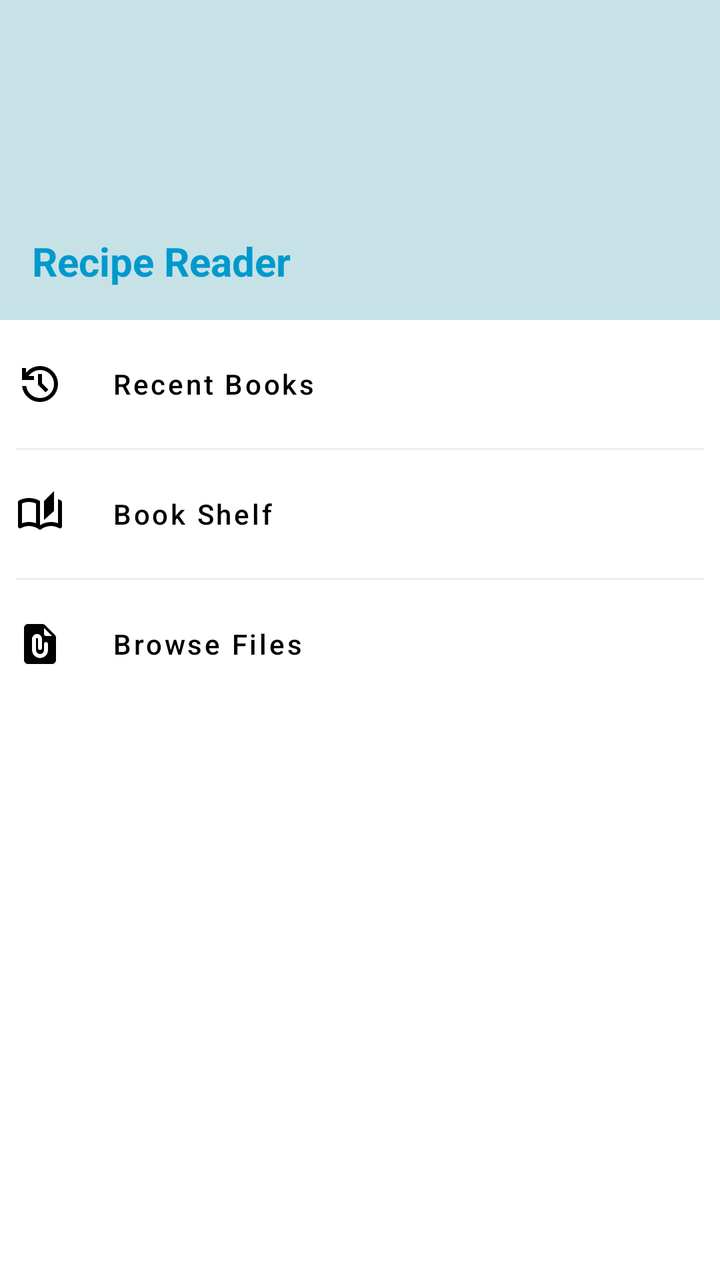
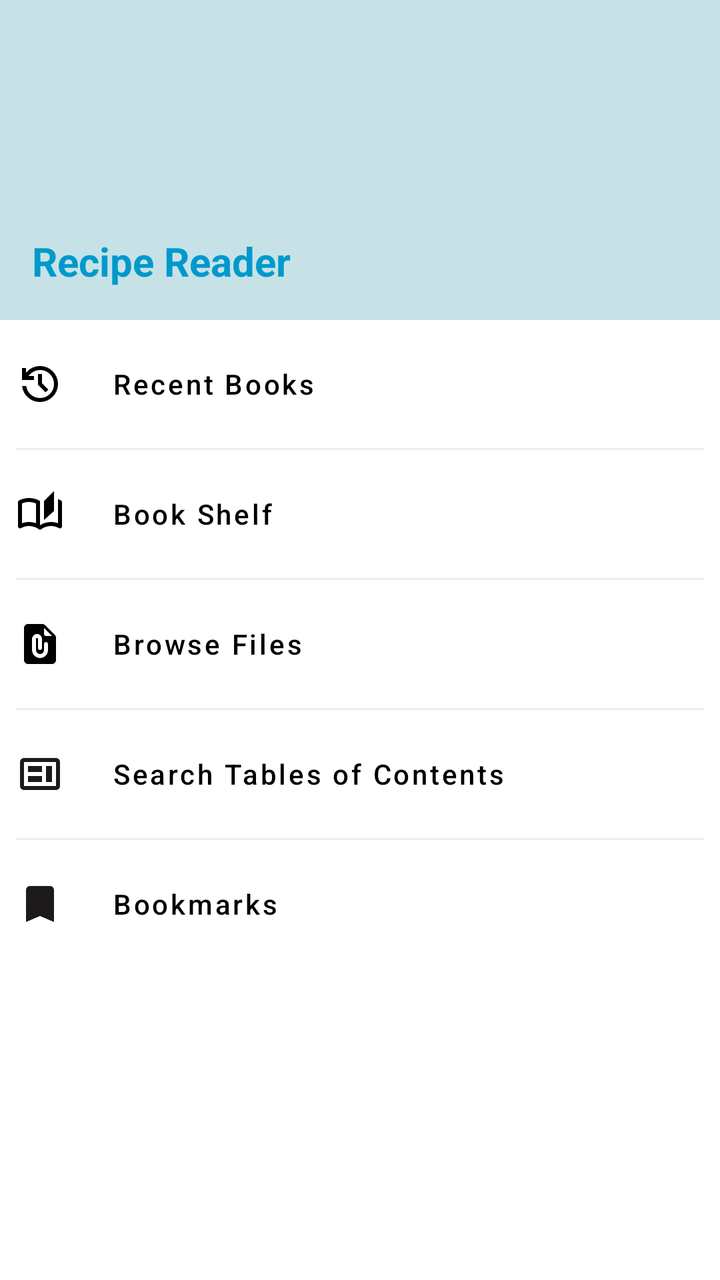

Two renders of the same Android screen: before a commit and after it. Below are the layout's source before the change and the commit's diff.
<!-- AndroidManifest.xml: application theme Theme.RecipeBookReader -->
<!-- res/layout/fragment_control.xml -->
<?xml version="1.0" encoding="utf-8"?>
<androidx.constraintlayout.widget.ConstraintLayout xmlns:android="http://schemas.android.com/apk/res/android"
    xmlns:app="http://schemas.android.com/apk/res-auto"
    xmlns:tools="http://schemas.android.com/tools"
    android:layout_width="match_parent"
    android:layout_height="match_parent"
    android:background="@android:color/white">

    <View
        android:id="@+id/headerBackground"
        android:layout_width="match_parent"
        android:layout_height="160dp"
        android:background="@color/pastel_blue"
        app:layout_constraintTop_toTopOf="parent" />

    <TextView
        android:id="@+id/drawerTitle"
        android:layout_width="wrap_content"
        android:layout_height="wrap_content"
        android:layout_marginStart="16dp"
        android:layout_marginBottom="16dp"
        android:text="@string/recipe_reader"
        android:textColor="@android:color/holo_blue_dark"
        android:textSize="20sp"
        android:textStyle="bold"
        app:layout_constraintBottom_toBottomOf="@id/headerBackground"
        app:layout_constraintStart_toStartOf="parent" />

    <LinearLayout
        android:layout_width="match_parent"
        android:layout_height="0dp"
        android:orientation="vertical"
        android:padding="8dp"
        app:layout_constraintBottom_toBottomOf="parent"
        app:layout_constraintEnd_toEndOf="parent"
        app:layout_constraintStart_toStartOf="parent"
        app:layout_constraintTop_toBottomOf="@id/headerBackground"
        app:layout_constraintVertical_bias="0.0">


        <LinearLayout
            android:layout_width="wrap_content"
            android:layout_height="wrap_content"
            android:orientation="horizontal">

            <ImageView
                android:layout_width="match_parent"
                android:layout_height="match_parent"
                android:layout_marginEnd="16dp"
                android:contentDescription="@string/recently_viewed_books"
                android:src="@drawable/ic_recent_files" />

            <Button
                android:id="@+id/btnRecentBooks"
                style="@style/Widget.MaterialComponents.Button.TextButton"
                android:layout_width="match_parent"
                android:layout_height="wrap_content"
                android:gravity="start|center_vertical"
                android:text="@string/recent_books"
                android:textColor="@color/black"
                android:textAllCaps="false" />
        </LinearLayout>

        <View
            android:layout_width="match_parent"
            android:layout_height="1dp"
            android:layout_marginVertical="8dp"
            android:background="#EEEEEE" />

        <LinearLayout
            android:layout_width="wrap_content"
            android:layout_height="wrap_content"
            android:orientation="horizontal">

            <ImageView
                android:layout_width="match_parent"
                android:layout_height="match_parent"
                android:layout_marginEnd="16dp"
                android:contentDescription="@string/book_shelf_description"
                android:src="@drawable/ic_book_shelf_temp" />

            <Button
                android:id="@+id/btnBookShelf"
                style="@style/Widget.MaterialComponents.Button.TextButton"
                android:layout_width="match_parent"
                android:layout_height="wrap_content"
                android:gravity="start|center_vertical"
                android:text="@string/book_shelf"
                android:textColor="@color/black"
                android:textAllCaps="false" />
        </LinearLayout>

        <View
            android:layout_width="match_parent"
            android:layout_height="1dp"
            android:layout_marginVertical="8dp"
            android:background="#EEEEEE" />

        <LinearLayout
            android:layout_width="wrap_content"
            android:layout_height="wrap_content"
            android:orientation="horizontal">

            <ImageView
                android:layout_width="match_parent"
                android:layout_height="match_parent"
                android:layout_marginEnd="16dp"
                android:contentDescription="@string/open_file_browser"
                android:src="@drawable/ic_file_browser" />

            <Button
                android:id="@+id/btnBrowseFiles"
                style="@style/Widget.MaterialComponents.Button.TextButton"
                android:layout_width="match_parent"
                android:layout_height="wrap_content"
                android:gravity="start|center_vertical"
                android:text="@string/browse_files"
                android:textColor="@color/black"
                android:textAllCaps="false" />
        </LinearLayout>

    </LinearLayout>

</androidx.constraintlayout.widget.ConstraintLayout>
<!-- resources referenced by this layout -->
<resources>
  <color name="black">#FF000000</color>
  <color name="pastel_blue">#FFC6E2E7</color>
  <!-- drawable ic_recent_files (drawable) -->
  <vector xmlns:android="http://schemas.android.com/apk/res/android" android:height="24dp" android:tint="#000000" android:viewportHeight="960" android:viewportWidth="960" android:width="24dp">
        
      <path android:fillColor="@android:color/white" android:pathData="M480,840Q342,840 239.5,748.5Q137,657 122,520L204,520Q218,624 296.5,692Q375,760 480,760Q597,760 678.5,678.5Q760,597 760,480Q760,363 678.5,281.5Q597,200 480,200Q411,200 351,232Q291,264 250,320L360,320L360,400L120,400L120,160L200,160L200,254Q251,190 324.5,155Q398,120 480,120Q555,120 620.5,148.5Q686,177 734.5,225.5Q783,274 811.5,339.5Q840,405 840,480Q840,555 811.5,620.5Q783,686 734.5,734.5Q686,783 620.5,811.5Q555,840 480,840ZM592,648L440,496L440,280L520,280L520,464L648,592L592,648Z"/>
      
  </vector>
  <string name="book_shelf">Book Shelf</string>
  <string name="book_shelf_description">Book Shelf</string>
  <string name="browse_files">Browse Files</string>
  <string name="open_file_browser">Open File Browser</string>
  <string name="recent_books">Recent Books</string>
  <string name="recently_viewed_books">Recently Viewed Books</string>
  <string name="recipe_reader">Recipe Reader</string>
  <style name="Theme.RecipeBookReader" parent="Theme.Material3.DayNight.NoActionBar">
          <item name="colorPrimary">@color/pastel_blue</item>
          <item name="colorPrimaryContainer">@color/pastel_blue</item>
          <item name="colorSecondary">@color/pastel_blue</item>
          <item name="android:statusBarColor">@color/pastel_blue</item>
          <item name="android:navigationBarColor">@color/pastel_blue</item>
          <item name="android:windowDrawsSystemBarBackgrounds">true</item>
          <item name="android:windowLightStatusBar">true</item>
      </style>
  <!-- unchanged entries left out for length: 2 -->
</resources>

<!-- the commit's change to res/layout/fragment_control.xml (unified diff, before → after) -->
@@ -119,6 +119,63 @@
                 android:textAllCaps="false" />
         </LinearLayout>
 
+        <View
+            android:layout_width="match_parent"
+            android:layout_height="1dp"
+            android:layout_marginVertical="8dp"
+            android:background="#EEEEEE" />
+
+        <LinearLayout
+            android:layout_width="wrap_content"
+            android:layout_height="wrap_content"
+            android:orientation="horizontal">
+
+            <ImageView
+                android:layout_width="match_parent"
+                android:layout_height="match_parent"
+                android:layout_marginEnd="16dp"
+                android:contentDescription="@string/open_file_browser"
+                android:src="@drawable/ic_toc" />
+
+            <Button
+                android:id="@+id/btnSearchEveryToc"
+                style="@style/Widget.MaterialComponents.Button.TextButton"
+                android:layout_width="match_parent"
+                android:layout_height="wrap_content"
+                android:gravity="start|center_vertical"
+                android:text="@string/search_tables_of_contents"
+                android:textColor="@color/black"
+                android:textAllCaps="false" />
+        </LinearLayout>
+        <View
+        android:layout_width="match_parent"
+        android:layout_height="1dp"
+        android:layout_marginVertical="8dp"
+        android:background="#EEEEEE" />
+
+        <LinearLayout
+            android:layout_width="wrap_content"
+            android:layout_height="wrap_content"
+            android:orientation="horizontal">
+
+            <ImageView
+                android:layout_width="match_parent"
+                android:layout_height="match_parent"
+                android:layout_marginEnd="16dp"
+                android:contentDescription="@string/open_file_browser"
+                android:src="@drawable/ic_bookmark" />
+
+            <Button
+                android:id="@+id/btnBookmarks"
+                style="@style/Widget.MaterialComponents.Button.TextButton"
+                android:layout_width="match_parent"
+                android:layout_height="wrap_content"
+                android:gravity="start|center_vertical"
+                android:text="@string/bookmarks"
+                android:textColor="@color/black"
+                android:textAllCaps="false" />
+        </LinearLayout>
+
     </LinearLayout>
 
 </androidx.constraintlayout.widget.ConstraintLayout>
<!-- resource entries referenced after the edit -->
@@ -2,19 +2,33 @@
 <resources>
   <color name="black">#FF000000</color>
   <color name="pastel_blue">#FFC6E2E7</color>
+  <!-- drawable ic_bookmark (drawable) -->
+  <vector xmlns:android="http://schemas.android.com/apk/res/android" android:height="24dp" android:tint="#1C1A1A" android:viewportHeight="24" android:viewportWidth="24" android:width="24dp">
+        
+      <path android:fillColor="@android:color/white" android:pathData="M17,3H7c-1.1,0 -1.99,0.9 -1.99,2L5,21l7,-3 7,3V5c0,-1.1 -0.9,-2 -2,-2z"/>
+      
+  </vector>
   <!-- drawable ic_recent_files (drawable) -->
   <vector xmlns:android="http://schemas.android.com/apk/res/android" android:height="24dp" android:tint="#000000" android:viewportHeight="960" android:viewportWidth="960" android:width="24dp">
         
       <path android:fillColor="@android:color/white" android:pathData="M480,840Q342,840 239.5,748.5Q137,657 122,520L204,520Q218,624 296.5,692Q375,760 480,760Q597,760 678.5,678.5Q760,597 760,480Q760,363 678.5,281.5Q597,200 480,200Q411,200 351,232Q291,264 250,320L360,320L360,400L120,400L120,160L200,160L200,254Q251,190 324.5,155Q398,120 480,120Q555,120 620.5,148.5Q686,177 734.5,225.5Q783,274 811.5,339.5Q840,405 840,480Q840,555 811.5,620.5Q783,686 734.5,734.5Q686,783 620.5,811.5Q555,840 480,840ZM592,648L440,496L440,280L520,280L520,464L648,592L592,648Z"/>
       
   </vector>
+  <!-- drawable ic_toc (drawable) -->
+  <vector xmlns:android="http://schemas.android.com/apk/res/android" android:autoMirrored="true" android:height="24dp" android:tint="#1C1A1A" android:viewportHeight="960" android:viewportWidth="960" android:width="24dp">
+        
+      <path android:fillColor="@android:color/white" android:pathData="M240,640L520,640L520,520L240,520L240,640ZM600,640L720,640L720,320L600,320L600,640ZM240,440L520,440L520,320L240,320L240,440ZM160,800Q127,800 103.5,776.5Q80,753 80,720L80,240Q80,207 103.5,183.5Q127,160 160,160L800,160Q833,160 856.5,183.5Q880,207 880,240L880,720Q880,753 856.5,776.5Q833,800 800,800L160,800ZM160,720L800,720Q800,720 800,720Q800,720 800,720L800,240Q800,240 800,240Q800,240 800,240L160,240Q160,240 160,240Q160,240 160,240L160,720Q160,720 160,720Q160,720 160,720ZM160,720Q160,720 160,720Q160,720 160,720L160,240Q160,240 160,240Q160,240 160,240L160,240Q160,240 160,240Q160,240 160,240L160,720Q160,720 160,720Q160,720 160,720Z"/>
+      
+  </vector>
   <string name="book_shelf">Book Shelf</string>
   <string name="book_shelf_description">Book Shelf</string>
+  <string name="bookmarks">Bookmarks</string>
   <string name="browse_files">Browse Files</string>
   <string name="open_file_browser">Open File Browser</string>
   <string name="recent_books">Recent Books</string>
   <string name="recently_viewed_books">Recently Viewed Books</string>
   <string name="recipe_reader">Recipe Reader</string>
+  <string name="search_tables_of_contents">Search Tables of Contents</string>
   <style name="Theme.RecipeBookReader" parent="Theme.Material3.DayNight.NoActionBar">
           <item name="colorPrimary">@color/pastel_blue</item>
           <item name="colorPrimaryContainer">@color/pastel_blue</item>
